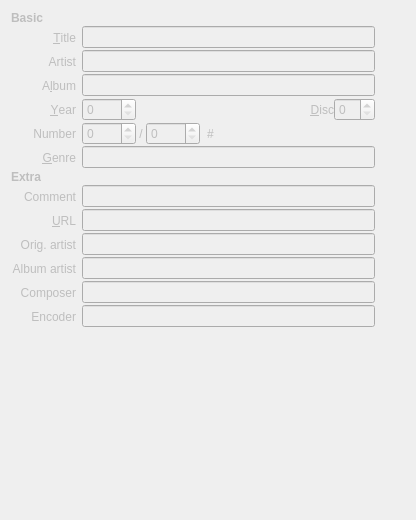
This is ui/basictags.ui in sjuvonen/coquillo as Qt 5 draws it before an edit. The edited form follows.
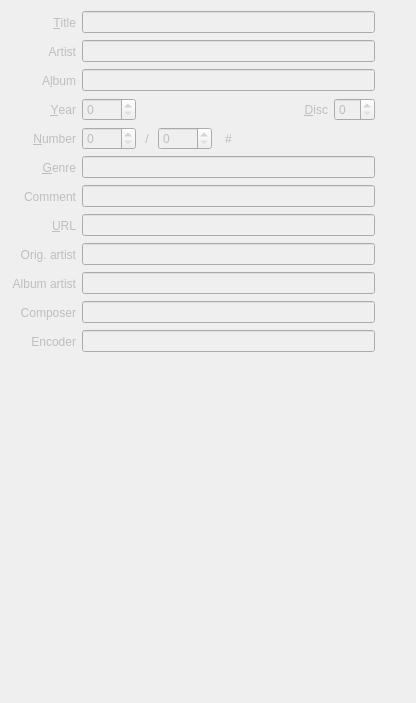
This is the edited form. Icons and pictures are not drawn. Custom widgets are drawn as their Qt base class.

What changed in the file:
```diff
--- a/ui/basictags.ui
+++ b/ui/basictags.ui
@@ -10,7 +10,7 @@
     <x>0</x>
     <y>0</y>
     <width>416</width>
-    <height>520</height>
+    <height>703</height>
    </rect>
   </property>
   <property name="minimumSize">
@@ -23,17 +23,72 @@
    <string>Form</string>
   </property>
   <layout class="QGridLayout" name="gridLayout">
-   <property name="verticalSpacing">
-    <number>1</number>
-   </property>
-   <item row="12" column="1">
-    <widget class="QLineEdit" name="tagComposer">
+   <item row="2" column="1">
+    <widget class="QLineEdit" name="tagAlbum">
      <property name="clearButtonEnabled">
       <bool>true</bool>
      </property>
     </widget>
    </item>
-   <item row="6" column="0">
+   <item row="3" column="2">
+    <widget class="QToolButton" name="cloneDisc">
+     <property name="toolTip">
+      <string>&lt;html&gt;&lt;head/&gt;&lt;body&gt;&lt;p&gt;Copy value to other selected files&lt;/p&gt;&lt;/body&gt;&lt;/html&gt;</string>
+     </property>
+     <property name="text">
+      <string/>
+     </property>
+     <property name="icon">
+      <iconset theme="edit-copy">
+       <normaloff/>
+      </iconset>
+     </property>
+     <property name="checkable">
+      <bool>false</bool>
+     </property>
+     <property name="autoRaise">
+      <bool>true</bool>
+     </property>
+     <property name="arrowType">
+      <enum>Qt::NoArrow</enum>
+     </property>
+    </widget>
+   </item>
+   <item row="1" column="0">
+    <widget class="QLabel" name="labelArtist">
+     <property name="text">
+      <string>Artist</string>
+     </property>
+     <property name="alignment">
+      <set>Qt::AlignRight|Qt::AlignTrailing|Qt::AlignVCenter</set>
+     </property>
+     <property name="buddy">
+      <cstring>tagArtist</cstring>
+     </property>
+    </widget>
+   </item>
+   <item row="11" column="2">
+    <widget class="QToolButton" name="cloneEncoder">
+     <property name="toolTip">
+      <string>&lt;html&gt;&lt;head/&gt;&lt;body&gt;&lt;p&gt;Copy value to other selected files&lt;/p&gt;&lt;/body&gt;&lt;/html&gt;</string>
+     </property>
+     <property name="text">
+      <string/>
+     </property>
+     <property name="icon">
+      <iconset theme="edit-copy">
+       <normaloff/>
+      </iconset>
+     </property>
+     <property name="checkable">
+      <bool>false</bool>
+     </property>
+     <property name="autoRaise">
+      <bool>true</bool>
+     </property>
+    </widget>
+   </item>
+   <item row="5" column="0">
     <widget class="QLabel" name="labelGenre">
      <property name="text">
       <string>&amp;Genre</string>
@@ -46,170 +101,17 @@
      </property>
     </widget>
    </item>
-   <item row="10" column="1">
+   <item row="8" column="1">
     <widget class="QLineEdit" name="tagOriginalArtist">
      <property name="clearButtonEnabled">
       <bool>true</bool>
      </property>
     </widget>
    </item>
-   <item row="12" column="2">
-    <widget class="QToolButton" name="cloneComposer">
-     <property name="toolTip">
-      <string>&lt;html&gt;&lt;head/&gt;&lt;body&gt;&lt;p&gt;Copy value to other selected files&lt;/p&gt;&lt;/body&gt;&lt;/html&gt;</string>
-     </property>
-     <property name="text">
-      <string/>
-     </property>
-     <property name="icon">
-      <iconset theme="edit-copy">
-       <normaloff/>
-      </iconset>
-     </property>
-     <property name="checkable">
-      <bool>false</bool>
-     </property>
-     <property name="autoRaise">
-      <bool>true</bool>
-     </property>
-    </widget>
-   </item>
-   <item row="13" column="0">
-    <widget class="QLabel" name="labelEncoder">
-     <property name="text">
-      <string>Encoder</string>
-     </property>
-     <property name="alignment">
-      <set>Qt::AlignRight|Qt::AlignTrailing|Qt::AlignVCenter</set>
-     </property>
-     <property name="buddy">
-      <cstring>tagEncoder</cstring>
-     </property>
-    </widget>
-   </item>
-   <item row="3" column="2">
-    <widget class="QToolButton" name="cloneAlbum">
-     <property name="toolTip">
-      <string>&lt;html&gt;&lt;head/&gt;&lt;body&gt;&lt;p&gt;Copy value to other selected files&lt;/p&gt;&lt;/body&gt;&lt;/html&gt;</string>
-     </property>
-     <property name="text">
-      <string/>
-     </property>
-     <property name="icon">
-      <iconset theme="edit-copy">
-       <normaloff/>
-      </iconset>
-     </property>
-     <property name="checkable">
-      <bool>false</bool>
-     </property>
-     <property name="autoRaise">
-      <bool>true</bool>
-     </property>
-     <property name="arrowType">
-      <enum>Qt::NoArrow</enum>
-     </property>
-    </widget>
-   </item>
    <item row="4" column="0">
-    <widget class="QLabel" name="labelYear">
-     <property name="text">
-      <string>&amp;Year</string>
-     </property>
-     <property name="alignment">
-      <set>Qt::AlignRight|Qt::AlignTrailing|Qt::AlignVCenter</set>
-     </property>
-     <property name="buddy">
-      <cstring>tagYear</cstring>
-     </property>
-    </widget>
-   </item>
-   <item row="11" column="1">
-    <widget class="QLineEdit" name="tagAlbumArtist">
-     <property name="clearButtonEnabled">
-      <bool>true</bool>
-     </property>
-    </widget>
-   </item>
-   <item row="11" column="2">
-    <widget class="QToolButton" name="cloneAlbumArtist">
-     <property name="toolTip">
-      <string>&lt;html&gt;&lt;head/&gt;&lt;body&gt;&lt;p&gt;Copy value to other selected files&lt;/p&gt;&lt;/body&gt;&lt;/html&gt;</string>
-     </property>
-     <property name="text">
-      <string/>
-     </property>
-     <property name="icon">
-      <iconset theme="edit-copy">
-       <normaloff/>
-      </iconset>
-     </property>
-     <property name="checkable">
-      <bool>false</bool>
-     </property>
-     <property name="autoRaise">
-      <bool>true</bool>
-     </property>
-    </widget>
-   </item>
-   <item row="12" column="0">
-    <widget class="QLabel" name="labelComposer">
-     <property name="text">
-      <string>Composer</string>
-     </property>
-     <property name="alignment">
-      <set>Qt::AlignRight|Qt::AlignTrailing|Qt::AlignVCenter</set>
-     </property>
-     <property name="buddy">
-      <cstring>tagComposer</cstring>
-     </property>
-    </widget>
-   </item>
-   <item row="0" column="0">
-    <widget class="QLabel" name="label">
-     <property name="font">
-      <font>
-       <weight>75</weight>
-       <bold>true</bold>
-      </font>
-     </property>
-     <property name="text">
-      <string>Basic</string>
-     </property>
-    </widget>
-   </item>
-   <item row="1" column="1">
-    <widget class="QLineEdit" name="tagTitle">
-     <property name="clearButtonEnabled">
-      <bool>true</bool>
-     </property>
-    </widget>
-   </item>
-   <item row="10" column="2">
-    <widget class="QToolButton" name="cloneOriginalArtist">
-     <property name="toolTip">
-      <string>&lt;html&gt;&lt;head/&gt;&lt;body&gt;&lt;p&gt;Copy value to other selected files&lt;/p&gt;&lt;/body&gt;&lt;/html&gt;</string>
-     </property>
-     <property name="text">
-      <string/>
-     </property>
-     <property name="icon">
-      <iconset theme="edit-copy">
-       <normaloff/>
-      </iconset>
-     </property>
-     <property name="checkable">
-      <bool>false</bool>
-     </property>
-     <property name="autoRaise">
-      <bool>true</bool>
-     </property>
-    </widget>
-   </item>
-   <item row="5" column="0">
     <widget class="QLabel" name="labelNumber">
      <property name="text">
-      <string>Number</string>
+      <string>&amp;Number</string>
      </property>
      <property name="alignment">
       <set>Qt::AlignRight|Qt::AlignTrailing|Qt::AlignVCenter</set>
@@ -219,82 +121,8 @@
      </property>
     </widget>
    </item>
-   <item row="5" column="1">
-    <layout class="QHBoxLayout" name="horizontalLayout_4">
-     <item>
-      <widget class="QSpinBox" name="tagNumber">
-       <property name="maximum">
-        <number>9999</number>
-       </property>
-      </widget>
-     </item>
-     <item>
-      <widget class="QLabel" name="labelTotal">
-       <property name="minimumSize">
-        <size>
-         <width>10</width>
-         <height>0</height>
-        </size>
-       </property>
-       <property name="text">
-        <string>/</string>
-       </property>
-       <property name="alignment">
-        <set>Qt::AlignCenter</set>
-       </property>
-       <property name="buddy">
-        <cstring>tagTotal</cstring>
-       </property>
-      </widget>
-     </item>
-     <item>
-      <widget class="QSpinBox" name="tagTotal">
-       <property name="maximum">
-        <number>9999</number>
-       </property>
-      </widget>
-     </item>
-     <item>
-      <widget class="QToolButton" name="autoNumbers">
-       <property name="sizePolicy">
-        <sizepolicy hsizetype="Preferred" vsizetype="Fixed">
-         <horstretch>0</horstretch>
-         <verstretch>0</verstretch>
-        </sizepolicy>
-       </property>
-       <property name="toolTip">
-        <string>&lt;html&gt;&lt;head/&gt;&lt;body&gt;&lt;p&gt;Automatic numbering of selected files&lt;/p&gt;&lt;/body&gt;&lt;/html&gt;</string>
-       </property>
-       <property name="text">
-        <string>#</string>
-       </property>
-       <property name="icon">
-        <iconset theme="view-sort-ascending">
-         <normaloff/>
-        </iconset>
-       </property>
-       <property name="autoRaise">
-        <bool>true</bool>
-       </property>
-      </widget>
-     </item>
-     <item>
-      <spacer name="horizontalSpacer_4">
-       <property name="orientation">
-        <enum>Qt::Horizontal</enum>
-       </property>
-       <property name="sizeHint" stdset="0">
-        <size>
-         <width>40</width>
-         <height>20</height>
-        </size>
-       </property>
-      </spacer>
-     </item>
-    </layout>
-   </item>
-   <item row="13" column="2">
-    <widget class="QToolButton" name="cloneEncoder">
+   <item row="7" column="2">
+    <widget class="QToolButton" name="cloneUrl">
      <property name="toolTip">
       <string>&lt;html&gt;&lt;head/&gt;&lt;body&gt;&lt;p&gt;Copy value to other selected files&lt;/p&gt;&lt;/body&gt;&lt;/html&gt;</string>
      </property>
@@ -314,41 +142,50 @@
      </property>
     </widget>
    </item>
-   <item row="13" column="1">
-    <widget class="QLineEdit" name="tagEncoder">
-     <property name="clearButtonEnabled">
+   <item row="8" column="2">
+    <widget class="QToolButton" name="cloneOriginalArtist">
+     <property name="toolTip">
+      <string>&lt;html&gt;&lt;head/&gt;&lt;body&gt;&lt;p&gt;Copy value to other selected files&lt;/p&gt;&lt;/body&gt;&lt;/html&gt;</string>
+     </property>
+     <property name="text">
+      <string/>
+     </property>
+     <property name="icon">
+      <iconset theme="edit-copy">
+       <normaloff/>
+      </iconset>
+     </property>
+     <property name="checkable">
+      <bool>false</bool>
+     </property>
+     <property name="autoRaise">
       <bool>true</bool>
      </property>
     </widget>
    </item>
-   <item row="14" column="1">
-    <spacer name="verticalSpacer">
-     <property name="orientation">
-      <enum>Qt::Vertical</enum>
+   <item row="10" column="2">
+    <widget class="QToolButton" name="cloneComposer">
+     <property name="toolTip">
+      <string>&lt;html&gt;&lt;head/&gt;&lt;body&gt;&lt;p&gt;Copy value to other selected files&lt;/p&gt;&lt;/body&gt;&lt;/html&gt;</string>
      </property>
-     <property name="sizeHint" stdset="0">
-      <size>
-       <width>20</width>
-       <height>20</height>
-      </size>
-     </property>
-    </spacer>
-   </item>
-   <item row="1" column="0">
-    <widget class="QLabel" name="labelTitle">
      <property name="text">
-      <string>&amp;Title</string>
+      <string/>
      </property>
-     <property name="alignment">
-      <set>Qt::AlignRight|Qt::AlignTrailing|Qt::AlignVCenter</set>
+     <property name="icon">
+      <iconset theme="edit-copy">
+       <normaloff/>
+      </iconset>
      </property>
-     <property name="buddy">
-      <cstring>tagTitle</cstring>
+     <property name="checkable">
+      <bool>false</bool>
      </property>
+     <property name="autoRaise">
+      <bool>true</bool>
+     </property>
     </widget>
    </item>
-   <item row="5" column="2">
-    <widget class="QToolButton" name="cloneTotal">
+   <item row="2" column="2">
+    <widget class="QToolButton" name="cloneAlbum">
      <property name="toolTip">
       <string>&lt;html&gt;&lt;head/&gt;&lt;body&gt;&lt;p&gt;Copy value to other selected files&lt;/p&gt;&lt;/body&gt;&lt;/html&gt;</string>
      </property>
@@ -371,27 +208,14 @@
      </property>
     </widget>
    </item>
-   <item row="6" column="1">
-    <widget class="QLineEdit" name="tagGenre">
+   <item row="7" column="1">
+    <widget class="QLineEdit" name="tagUrl">
      <property name="clearButtonEnabled">
       <bool>true</bool>
      </property>
     </widget>
    </item>
    <item row="2" column="0">
-    <widget class="QLabel" name="labelArtist">
-     <property name="text">
-      <string>Artist</string>
-     </property>
-     <property name="alignment">
-      <set>Qt::AlignRight|Qt::AlignTrailing|Qt::AlignVCenter</set>
-     </property>
-     <property name="buddy">
-      <cstring>tagArtist</cstring>
-     </property>
-    </widget>
-   </item>
-   <item row="3" column="0">
     <widget class="QLabel" name="labelAlbum">
      <property name="text">
       <string>A&amp;lbum</string>
@@ -405,7 +229,7 @@
     </widget>
    </item>
    <item row="9" column="2">
-    <widget class="QToolButton" name="cloneUrl">
+    <widget class="QToolButton" name="cloneAlbumArtist">
      <property name="toolTip">
       <string>&lt;html&gt;&lt;head/&gt;&lt;body&gt;&lt;p&gt;Copy value to other selected files&lt;/p&gt;&lt;/body&gt;&lt;/html&gt;</string>
      </property>
@@ -425,133 +249,41 @@
      </property>
     </widget>
    </item>
-   <item row="2" column="2">
-    <widget class="QToolButton" name="cloneArtist">
-     <property name="toolTip">
-      <string>&lt;html&gt;&lt;head/&gt;&lt;body&gt;&lt;p&gt;Copy value to other selected files&lt;/p&gt;&lt;/body&gt;&lt;/html&gt;</string>
-     </property>
-     <property name="text">
-      <string/>
-     </property>
-     <property name="icon">
-      <iconset theme="edit-copy">
-       <normaloff/>
-      </iconset>
-     </property>
-     <property name="checkable">
-      <bool>false</bool>
-     </property>
-     <property name="autoRaise">
-      <bool>true</bool>
-     </property>
-     <property name="arrowType">
-      <enum>Qt::NoArrow</enum>
-     </property>
-    </widget>
-   </item>
-   <item row="9" column="1">
-    <widget class="QLineEdit" name="tagUrl">
-     <property name="clearButtonEnabled">
-      <bool>true</bool>
-     </property>
-    </widget>
-   </item>
-   <item row="8" column="2">
-    <widget class="QToolButton" name="cloneComment">
-     <property name="toolTip">
-      <string>&lt;html&gt;&lt;head/&gt;&lt;body&gt;&lt;p&gt;Copy value to other selected files&lt;/p&gt;&lt;/body&gt;&lt;/html&gt;</string>
-     </property>
-     <property name="text">
-      <string/>
-     </property>
-     <property name="icon">
-      <iconset theme="edit-copy">
-       <normaloff/>
-      </iconset>
-     </property>
-     <property name="checkable">
-      <bool>false</bool>
-     </property>
-     <property name="autoRaise">
-      <bool>true</bool>
-     </property>
-    </widget>
-   </item>
-   <item row="10" column="0">
-    <widget class="QLabel" name="labelOriginalArtist">
-     <property name="text">
-      <string>Orig. artist</string>
-     </property>
-     <property name="alignment">
-      <set>Qt::AlignRight|Qt::AlignTrailing|Qt::AlignVCenter</set>
-     </property>
-     <property name="buddy">
-      <cstring>tagOriginalArtist</cstring>
-     </property>
-    </widget>
-   </item>
-   <item row="4" column="2">
-    <widget class="QToolButton" name="cloneDisc">
-     <property name="toolTip">
-      <string>&lt;html&gt;&lt;head/&gt;&lt;body&gt;&lt;p&gt;Copy value to other selected files&lt;/p&gt;&lt;/body&gt;&lt;/html&gt;</string>
-     </property>
-     <property name="text">
-      <string/>
-     </property>
-     <property name="icon">
-      <iconset theme="edit-copy">
-       <normaloff/>
-      </iconset>
-     </property>
-     <property name="checkable">
-      <bool>false</bool>
-     </property>
-     <property name="autoRaise">
-      <bool>true</bool>
-     </property>
-     <property name="arrowType">
-      <enum>Qt::NoArrow</enum>
-     </property>
-    </widget>
-   </item>
-   <item row="6" column="2">
-    <widget class="QToolButton" name="cloneGenre">
-     <property name="toolTip">
-      <string>&lt;html&gt;&lt;head/&gt;&lt;body&gt;&lt;p&gt;Copy value to other selected files&lt;/p&gt;&lt;/body&gt;&lt;/html&gt;</string>
-     </property>
-     <property name="text">
-      <string/>
-     </property>
-     <property name="icon">
-      <iconset theme="edit-copy">
-       <normaloff/>
-      </iconset>
-     </property>
-     <property name="checkable">
-      <bool>false</bool>
-     </property>
-     <property name="autoRaise">
-      <bool>true</bool>
-     </property>
-     <property name="arrowType">
-      <enum>Qt::NoArrow</enum>
-     </property>
-    </widget>
-   </item>
    <item row="9" column="0">
-    <widget class="QLabel" name="labelUrl">
+    <widget class="QLabel" name="labelAlbumArtist">
      <property name="text">
-      <string>&amp;URL</string>
+      <string>Album artist</string>
      </property>
      <property name="alignment">
       <set>Qt::AlignRight|Qt::AlignTrailing|Qt::AlignVCenter</set>
      </property>
      <property name="buddy">
-      <cstring>tagUrl</cstring>
+      <cstring>tagAlbumArtist</cstring>
      </property>
     </widget>
    </item>
-   <item row="4" column="1">
+   <item row="6" column="2">
+    <widget class="QToolButton" name="cloneComment">
+     <property name="toolTip">
+      <string>&lt;html&gt;&lt;head/&gt;&lt;body&gt;&lt;p&gt;Copy value to other selected files&lt;/p&gt;&lt;/body&gt;&lt;/html&gt;</string>
+     </property>
+     <property name="text">
+      <string/>
+     </property>
+     <property name="icon">
+      <iconset theme="edit-copy">
+       <normaloff/>
+      </iconset>
+     </property>
+     <property name="checkable">
+      <bool>false</bool>
+     </property>
+     <property name="autoRaise">
+      <bool>true</bool>
+     </property>
+    </widget>
+   </item>
+   <item row="3" column="1">
     <layout class="QHBoxLayout" name="horizontalLayout_3">
      <item>
       <widget class="QSpinBox" name="tagYear">
@@ -624,20 +356,10 @@
      </item>
     </layout>
    </item>
-   <item row="7" column="0">
-    <widget class="QLabel" name="label_2">
-     <property name="font">
-      <font>
-       <weight>75</weight>
-       <bold>true</bold>
-      </font>
-     </property>
-     <property name="text">
-      <string>Extra</string>
-     </property>
-    </widget>
+   <item row="13" column="0" colspan="3">
+    <widget class="Coquillo::TagEditor::AudioProperties" name="audioProperties" native="true"/>
    </item>
-   <item row="8" column="0">
+   <item row="6" column="0">
     <widget class="QLabel" name="labelComment">
      <property name="text">
       <string>Comment</string>
@@ -650,41 +372,116 @@
      </property>
     </widget>
    </item>
-   <item row="8" column="1">
+   <item row="0" column="1">
+    <widget class="QLineEdit" name="tagTitle">
+     <property name="clearButtonEnabled">
+      <bool>true</bool>
+     </property>
+    </widget>
+   </item>
+   <item row="5" column="1">
+    <widget class="QLineEdit" name="tagGenre">
+     <property name="clearButtonEnabled">
+      <bool>true</bool>
+     </property>
+    </widget>
+   </item>
+   <item row="4" column="1">
+    <layout class="QHBoxLayout" name="horizontalLayout_4">
+     <item>
+      <widget class="QSpinBox" name="tagNumber">
+       <property name="maximum">
+        <number>9999</number>
+       </property>
+      </widget>
+     </item>
+     <item>
+      <widget class="QLabel" name="labelTotal">
+       <property name="minimumSize">
+        <size>
+         <width>10</width>
+         <height>0</height>
+        </size>
+       </property>
+       <property name="text">
+        <string>/</string>
+       </property>
+       <property name="alignment">
+        <set>Qt::AlignCenter</set>
+       </property>
+       <property name="buddy">
+        <cstring>tagTotal</cstring>
+       </property>
+      </widget>
+     </item>
+     <item>
+      <widget class="QSpinBox" name="tagTotal">
+       <property name="maximum">
+        <number>9999</number>
+       </property>
+      </widget>
+     </item>
+     <item>
+      <widget class="QToolButton" name="autoNumbers">
+       <property name="sizePolicy">
+        <sizepolicy hsizetype="Preferred" vsizetype="Fixed">
+         <horstretch>0</horstretch>
+         <verstretch>0</verstretch>
+        </sizepolicy>
+       </property>
+       <property name="toolTip">
+        <string>&lt;html&gt;&lt;head/&gt;&lt;body&gt;&lt;p&gt;Automatic numbering of selected files&lt;/p&gt;&lt;/body&gt;&lt;/html&gt;</string>
+       </property>
+       <property name="text">
+        <string>#</string>
+       </property>
+       <property name="icon">
+        <iconset theme="view-sort-ascending">
+         <normaloff/>
+        </iconset>
+       </property>
+       <property name="autoRaise">
+        <bool>true</bool>
+       </property>
+      </widget>
+     </item>
+     <item>
+      <spacer name="horizontalSpacer_4">
+       <property name="orientation">
+        <enum>Qt::Horizontal</enum>
+       </property>
+       <property name="sizeHint" stdset="0">
+        <size>
+         <width>40</width>
+         <height>20</height>
+        </size>
+       </property>
+      </spacer>
+     </item>
+    </layout>
+   </item>
+   <item row="6" column="1">
     <widget class="QLineEdit" name="tagComment">
      <property name="clearButtonEnabled">
       <bool>true</bool>
      </property>
     </widget>
    </item>
-   <item row="2" column="1">
+   <item row="1" column="1">
     <widget class="QLineEdit" name="tagArtist">
      <property name="clearButtonEnabled">
       <bool>true</bool>
      </property>
     </widget>
    </item>
-   <item row="3" column="1">
-    <widget class="QLineEdit" name="tagAlbum">
+   <item row="9" column="1">
+    <widget class="QLineEdit" name="tagAlbumArtist">
      <property name="clearButtonEnabled">
       <bool>true</bool>
      </property>
     </widget>
    </item>
-   <item row="11" column="0">
-    <widget class="QLabel" name="labelAlbumArtist">
-     <property name="text">
-      <string>Album artist</string>
-     </property>
-     <property name="alignment">
-      <set>Qt::AlignRight|Qt::AlignTrailing|Qt::AlignVCenter</set>
-     </property>
-     <property name="buddy">
-      <cstring>tagAlbumArtist</cstring>
-     </property>
-    </widget>
-   </item>
-   <item row="1" column="2">
+   <item row="0" column="2">
     <widget class="QToolButton" name="cloneTitle">
      <property name="toolTip">
       <string>&lt;html&gt;&lt;head/&gt;&lt;body&gt;&lt;p&gt;Copy value to other selected files&lt;/p&gt;&lt;/body&gt;&lt;/html&gt;</string>
@@ -708,8 +505,193 @@
      </property>
     </widget>
    </item>
+   <item row="1" column="2">
+    <widget class="QToolButton" name="cloneArtist">
+     <property name="toolTip">
+      <string>&lt;html&gt;&lt;head/&gt;&lt;body&gt;&lt;p&gt;Copy value to other selected files&lt;/p&gt;&lt;/body&gt;&lt;/html&gt;</string>
+     </property>
+     <property name="text">
+      <string/>
+     </property>
+     <property name="icon">
+      <iconset theme="edit-copy">
+       <normaloff/>
+      </iconset>
+     </property>
+     <property name="checkable">
+      <bool>false</bool>
+     </property>
+     <property name="autoRaise">
+      <bool>true</bool>
+     </property>
+     <property name="arrowType">
+      <enum>Qt::NoArrow</enum>
+     </property>
+    </widget>
+   </item>
+   <item row="11" column="0">
+    <widget class="QLabel" name="labelEncoder">
+     <property name="text">
+      <string>Encoder</string>
+     </property>
+     <property name="alignment">
+      <set>Qt::AlignRight|Qt::AlignTrailing|Qt::AlignVCenter</set>
+     </property>
+     <property name="buddy">
+      <cstring>tagEncoder</cstring>
+     </property>
+    </widget>
+   </item>
+   <item row="4" column="2">
+    <widget class="QToolButton" name="cloneTotal">
+     <property name="toolTip">
+      <string>&lt;html&gt;&lt;head/&gt;&lt;body&gt;&lt;p&gt;Copy value to other selected files&lt;/p&gt;&lt;/body&gt;&lt;/html&gt;</string>
+     </property>
+     <property name="text">
+      <string/>
+     </property>
+     <property name="icon">
+      <iconset theme="edit-copy">
+       <normaloff/>
+      </iconset>
+     </property>
+     <property name="checkable">
+      <bool>false</bool>
+     </property>
+     <property name="autoRaise">
+      <bool>true</bool>
+     </property>
+     <property name="arrowType">
+      <enum>Qt::NoArrow</enum>
+     </property>
+    </widget>
+   </item>
+   <item row="7" column="0">
+    <widget class="QLabel" name="labelUrl">
+     <property name="text">
+      <string>&amp;URL</string>
+     </property>
+     <property name="alignment">
+      <set>Qt::AlignRight|Qt::AlignTrailing|Qt::AlignVCenter</set>
+     </property>
+     <property name="buddy">
+      <cstring>tagUrl</cstring>
+     </property>
+    </widget>
+   </item>
+   <item row="10" column="0">
+    <widget class="QLabel" name="labelComposer">
+     <property name="text">
+      <string>Composer</string>
+     </property>
+     <property name="alignment">
+      <set>Qt::AlignRight|Qt::AlignTrailing|Qt::AlignVCenter</set>
+     </property>
+     <property name="buddy">
+      <cstring>tagComposer</cstring>
+     </property>
+    </widget>
+   </item>
+   <item row="10" column="1">
+    <widget class="QLineEdit" name="tagComposer">
+     <property name="clearButtonEnabled">
+      <bool>true</bool>
+     </property>
+    </widget>
+   </item>
+   <item row="5" column="2">
+    <widget class="QToolButton" name="cloneGenre">
+     <property name="toolTip">
+      <string>&lt;html&gt;&lt;head/&gt;&lt;body&gt;&lt;p&gt;Copy value to other selected files&lt;/p&gt;&lt;/body&gt;&lt;/html&gt;</string>
+     </property>
+     <property name="text">
+      <string/>
+     </property>
+     <property name="icon">
+      <iconset theme="edit-copy">
+       <normaloff/>
+      </iconset>
+     </property>
+     <property name="checkable">
+      <bool>false</bool>
+     </property>
+     <property name="autoRaise">
+      <bool>true</bool>
+     </property>
+     <property name="arrowType">
+      <enum>Qt::NoArrow</enum>
+     </property>
+    </widget>
+   </item>
+   <item row="8" column="0">
+    <widget class="QLabel" name="labelOriginalArtist">
+     <property name="text">
+      <string>Orig. artist</string>
+     </property>
+     <property name="alignment">
+      <set>Qt::AlignRight|Qt::AlignTrailing|Qt::AlignVCenter</set>
+     </property>
+     <property name="buddy">
+      <cstring>tagOriginalArtist</cstring>
+     </property>
+    </widget>
+   </item>
+   <item row="0" column="0">
+    <widget class="QLabel" name="labelTitle">
+     <property name="text">
+      <string>&amp;Title</string>
+     </property>
+     <property name="alignment">
+      <set>Qt::AlignRight|Qt::AlignTrailing|Qt::AlignVCenter</set>
+     </property>
+     <property name="buddy">
+      <cstring>tagTitle</cstring>
+     </property>
+    </widget>
+   </item>
+   <item row="11" column="1">
+    <widget class="QLineEdit" name="tagEncoder">
+     <property name="clearButtonEnabled">
+      <bool>true</bool>
+     </property>
+    </widget>
+   </item>
+   <item row="3" column="0">
+    <widget class="QLabel" name="labelYear">
+     <property name="text">
+      <string>&amp;Year</string>
+     </property>
+     <property name="alignment">
+      <set>Qt::AlignRight|Qt::AlignTrailing|Qt::AlignVCenter</set>
+     </property>
+     <property name="buddy">
+      <cstring>tagYear</cstring>
+     </property>
+    </widget>
+   </item>
+   <item row="12" column="1">
+    <spacer name="verticalSpacer">
+     <property name="orientation">
+      <enum>Qt::Vertical</enum>
+     </property>
+     <property name="sizeHint" stdset="0">
+      <size>
+       <width>20</width>
+       <height>20</height>
+      </size>
+     </property>
+    </spacer>
+   </item>
   </layout>
  </widget>
+ <customwidgets>
+  <customwidget>
+   <class>Coquillo::TagEditor::AudioProperties</class>
+   <extends>QWidget</extends>
+   <header>tageditor/audioproperties.hpp</header>
+   <container>1</container>
+  </customwidget>
+ </customwidgets>
  <tabstops>
   <tabstop>tagTitle</tabstop>
   <tabstop>cloneTitle</tabstop>
```
